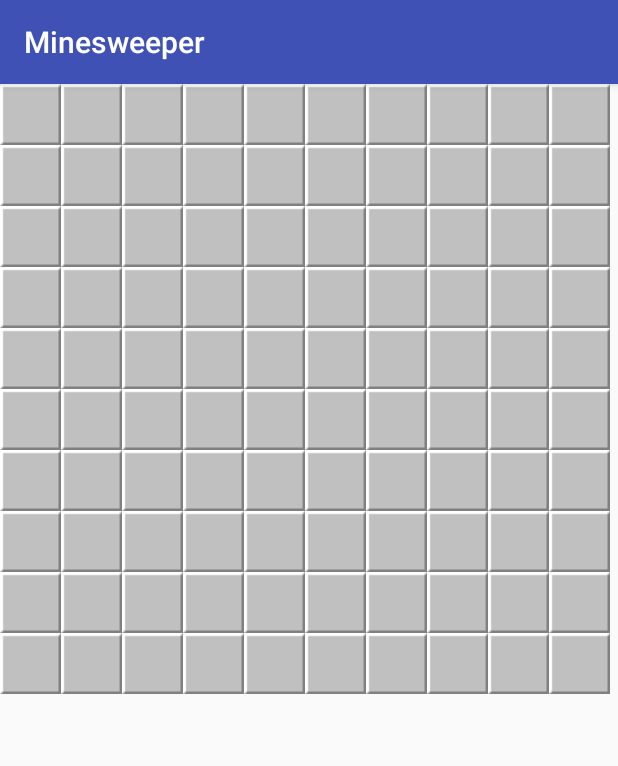
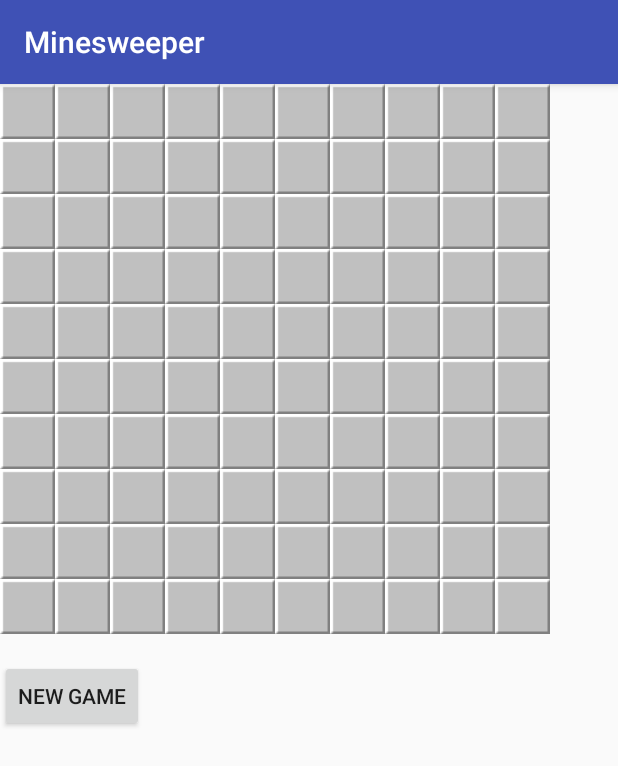
Before and after one commit to fictionfact/minesweeper, an Android app: the screen it shows after launch (MainActivity), on a phone screen of 412 x 824 dp. Shown: the top 766 px of the screen. Run offline under Robolectric (Android 15) with nearby library versions, the phone set to English and light mode, and no system bars; 1 statement that could not run was skipped.

Commit message:
added new game button and first click won't be bomb

```diff
--- a/app/src/main/java/com/example/gigabyte/minesweeper/MainActivity.java
+++ b/app/src/main/java/com/example/gigabyte/minesweeper/MainActivity.java
@@ -2,17 +2,31 @@ package com.example.gigabyte.minesweeper;
 
 import android.support.v7.app.AppCompatActivity;
 import android.os.Bundle;
+import android.view.View;
+import android.widget.Button;
 import android.widget.TextView;
 
 public class MainActivity extends AppCompatActivity {
+
+    public TextView bomb_number;
+    public Button new_game_btn;
 
     @Override
     protected void onCreate(Bundle savedInstanceState) {
         super.onCreate(savedInstanceState);
         setContentView(R.layout.activity_main);
 
-        ((TextView)findViewById(R.id.textview)).setText("asdfasdf");
+        bomb_number = (TextView)findViewById(R.id.bomb_remaining);
+        new_game_btn = (Button)findViewById(R.id.restart_button);
 
         GameEngine.getInstance().createGrid(this);
+
+        new_game_btn.setOnClickListener(new View.OnClickListener(){
+
+            @Override
+            public void onClick(View v) {
+                GameEngine.getInstance().createGrid(com.example.gigabyte.minesweeper.MainActivity.this);
+            }
+        });
     }
 }
--- a/app/src/main/java/com/example/gigabyte/minesweeper/util/Generator.java
+++ b/app/src/main/java/com/example/gigabyte/minesweeper/util/Generator.java
@@ -22,6 +22,30 @@ public class Generator {
 
             // -1 is the bomb
             if(grid[x][y] != -1){
+                grid[x][y] = -1;
+                bombnumber--;
+            }
+        }
+        grid = calculateNeighbours(grid, width, height);
+
+        return grid;
+    }
+
+    public static int[][] generateBomb(int bombnumber, final int width, final int height, final int x_click, final int y_click){
+        //Random for generating numbers
+        Random r = new Random();
+
+        int [][] grid = new int[width][height];
+        for(int x = 0; x < width; x++){
+            grid[x] = new int[height];
+        }
+
+        while(bombnumber > 0){
+            int x = r.nextInt(width);
+            int y = r.nextInt(height);
+
+            // -1 is the bomb
+            if(grid[x][y] != -1 && (x != x_click && y != y_click)){
                 grid[x][y] = -1;
                 bombnumber--;
             }
--- a/app/src/main/res/layout/activity_main.xml
+++ b/app/src/main/res/layout/activity_main.xml
@@ -7,20 +7,23 @@
     android:layout_height="match_parent"
     tools:context="com.example.gigabyte.minesweeper.MainActivity">
 
-    <TextView
-        android:id="@+id/textview"
-        android:layout_width="wrap_content"
-        android:layout_height="wrap_content"
-        android:text="Hello World!"
-        app:layout_constraintBottom_toBottomOf="parent"
-        app:layout_constraintLeft_toLeftOf="parent"
-        app:layout_constraintRight_toRightOf="parent"
-        app:layout_constraintTop_toTopOf="parent"/>
 
     <com.example.gigabyte.minesweeper.views.grid.Grid
         android:id="@+id/minesweeperGridView"
-        android:layout_width="match_parent"
+        android:layout_width="368dp"
         android:layout_height="wrap_content"
-        android:layout_centerHorizontal="true"></com.example.gigabyte.minesweeper.views.grid.Grid>
+        android:layout_centerHorizontal="true"
+        tools:layout_editor_absoluteX="8dp"
+        tools:layout_editor_absoluteY="16dp"></com.example.gigabyte.minesweeper.views.grid.Grid>
+
+    <Button
+        android:id="@+id/restart_button"
+        android:layout_width="wrap_content"
+        android:layout_height="wrap_content"
+        android:layout_marginTop="17dp"
+        android:text="New Game"
+        app:layout_constraintTop_toBottomOf="@+id/minesweeperGridView"
+        android:gravity="center"
+        tools:layout_editor_absoluteX="144dp"/>
 
 </android.support.constraint.ConstraintLayout>
```
Also changed, not shown: app/src/main/java/com/example/gigabyte/minesweeper/GameEngine.java (+16 -7 lines).
